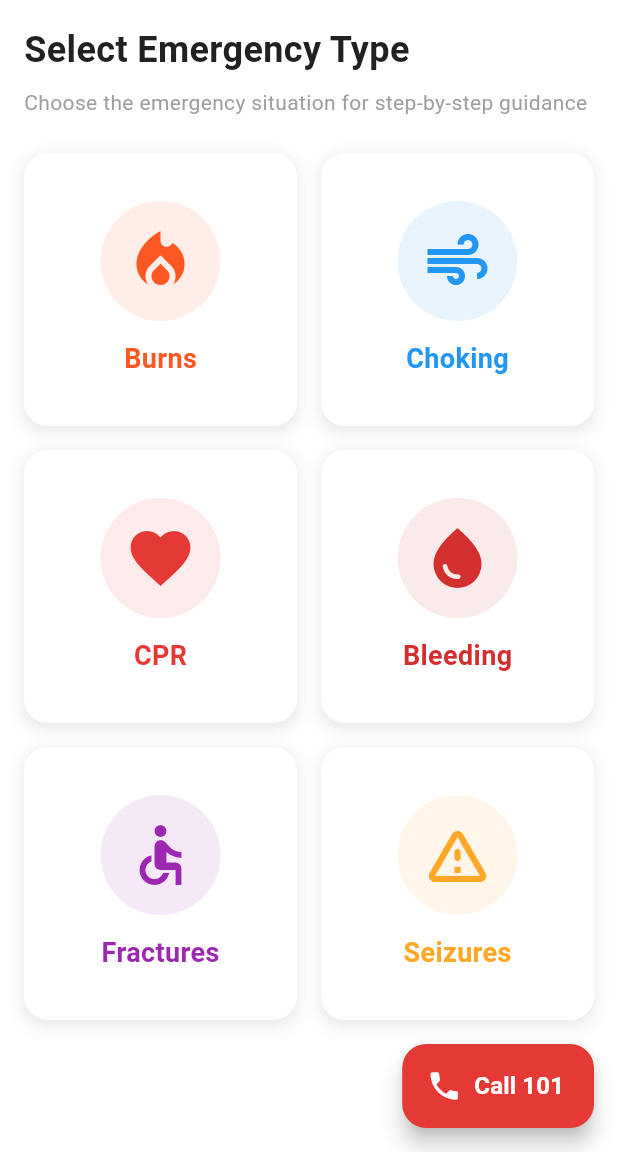
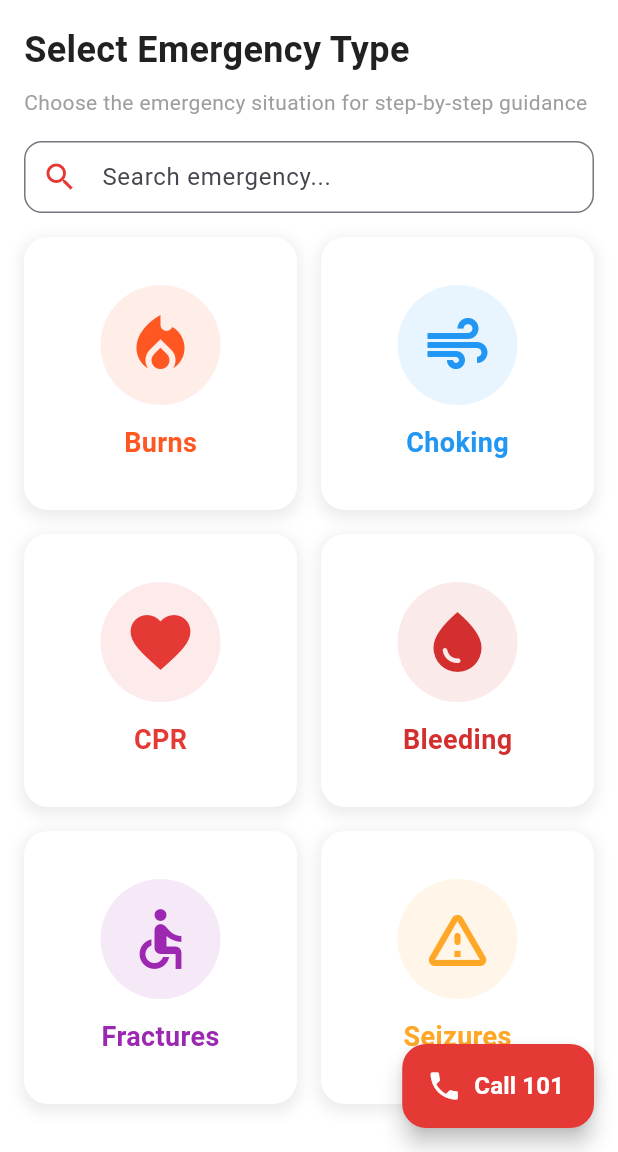
Before and after one commit to mohammadqu22/GurdianAngel, a Flutter app: the HomeScreen screen opened directly, on a phone screen of 412 x 824 dp, the part 84-1236 px from its top. Run offline on Flutter 3.47's test engine with Material 3 defaults, Android fonts, the phone set to English and light mode, and no system bars; our stand-ins replace shared_preferences; accounts and stored records are empty.

Commit message:
feat: add search functionality to home screen

```diff
--- a/lib/screens/home_screen.dart
+++ b/lib/screens/home_screen.dart
@@ -3,8 +3,42 @@ import '../models/emergency.dart';
 import 'emergency_detail_screen.dart';
 import 'settings_screen.dart';
 import 'package:url_launcher/url_launcher.dart';
-class HomeScreen extends StatelessWidget {
+
+class HomeScreen extends StatefulWidget {
   const HomeScreen({super.key});
+
+  @override
+  State<HomeScreen> createState() => _HomeScreenState();
+}
+
+class _HomeScreenState extends State<HomeScreen> {
+  final TextEditingController _searchController = TextEditingController();
+  String _searchQuery = '';
+
+  // All emergencies list
+  final List<Map<String, dynamic>> _allEmergencies = [
+    {'title': 'Burns', 'icon': Icons.local_fire_department, 'color': Color(0xFFFF5722)},
+    {'title': 'Choking', 'icon': Icons.air, 'color': Color(0xFF2196F3)},
+    {'title': 'CPR', 'icon': Icons.favorite, 'color': Color(0xFFE53935)},
+    {'title': 'Bleeding', 'icon': Icons.water_drop, 'color': Color(0xFFD32F2F)},
+    {'title': 'Fractures', 'icon': Icons.accessible, 'color': Color(0xFF9C27B0)},
+    {'title': 'Seizures', 'icon': Icons.warning_amber_rounded, 'color': Color(0xFFFFA726)},
+  ];
+
+  List<Map<String, dynamic>> get _filteredEmergencies {
+    if (_searchQuery.isEmpty) return _allEmergencies;
+    return _allEmergencies
+        .where((e) => (e['title'] as String)
+            .toLowerCase()
+            .contains(_searchQuery.toLowerCase()))
+        .toList();
+  }
+
+  @override
+  void dispose() {
+    _searchController.dispose();
+    super.dispose();
+  }
 
   @override
   Widget build(BuildContext context) {
@@ -23,7 +57,6 @@ class HomeScreen extends StatelessWidget {
         elevation: 2,
         centerTitle: true,
         actions: [
-    // Settings Icon Button
           IconButton(
             icon: const Icon(Icons.settings),
             onPressed: () {
@@ -60,52 +93,71 @@ class HomeScreen extends StatelessWidget {
                 color: Colors.grey,
               ),
             ),
-            const SizedBox(height: 24),
+            const SizedBox(height: 16),
 
-            // Emergency Category Grid
+            // Search Bar
+            TextField(
+              controller: _searchController,
+              onChanged: (value) {
+                setState(() {
+                  _searchQuery = value;
+                });
+              },
+              decoration: InputDecoration(
+                hintText: 'Search emergency...',
+                prefixIcon: const Icon(Icons.search, color: Color(0xFFE53935)),
+                suffixIcon: _searchQuery.isNotEmpty
+                    ? IconButton(
+                        icon: const Icon(Icons.clear, color: Colors.grey),
+                        onPressed: () {
+                          setState(() {
+                            _searchController.clear();
+                            _searchQuery = '';
+                          });
+                        },
+                      )
+                    : null,
+                border: OutlineInputBorder(
+                  borderRadius: BorderRadius.circular(12),
+                  borderSide: const BorderSide(color: Colors.grey),
+                ),
+                focusedBorder: OutlineInputBorder(
+                  borderRadius: BorderRadius.circular(12),
+                  borderSide: const BorderSide(color: Color(0xFFE53935), width: 2),
+                ),
+                contentPadding: const EdgeInsets.symmetric(vertical: 12),
+              ),
+            ),
+            const SizedBox(height: 16),
+
+            // Grid or "No results" message
             Expanded(
-              child: GridView.count(
-                crossAxisCount: 2, // 2 columns
+              child: _filteredEmergencies.isEmpty
+                  ? const Center(
+                      child: Column(
+                        mainAxisAlignment: MainAxisAlignment.center,
+                        children: [
+                          Icon(Icons.search_off, size: 64, color: Colors.grey),
+                          SizedBox(height: 12),
+                          Text(
+                            'No emergency found',
+                            style: TextStyle(fontSize: 18, color: Colors.grey),
+                          ),
+                        ],
+                      ),
+                    )
+                  : GridView.count(
+                      crossAxisCount: 2,
                       crossAxisSpacing: 16,
                       mainAxisSpacing: 16,
-                children: [
-                  _buildEmergencyCard(
+                      children: _filteredEmergencies
+                          .map((e) => _buildEmergencyCard(
                                 context,
-                    title: 'Burns',
-                    icon: Icons.local_fire_department,
-                    color: const Color(0xFFFF5722), // Orange-red
-                  ),
-                  _buildEmergencyCard(
-                    context,
-                    title: 'Choking',
-                    icon: Icons.air,
-                    color: const Color(0xFF2196F3), // Blue
-                  ),
-                  _buildEmergencyCard(
-                    context,
-                    title: 'CPR',
-                    icon: Icons.favorite,
-                    color: const Color(0xFFE53935), // Red
-                  ),
-                  _buildEmergencyCard(
-                    context,
-                    title: 'Bleeding',
-                    icon: Icons.water_drop,
-                    color: const Color(0xFFD32F2F), // Dark red
-                  ),
-                  _buildEmergencyCard(
-                    context,
-                    title: 'Fractures',
-                    icon: Icons.accessible,
-                    color: const Color(0xFF9C27B0), // Purple
-                  ),
-                  _buildEmergencyCard(
-                    context,
-                    title: 'Seizures',
-                    icon: Icons.warning_amber_rounded,
-                    color: const Color(0xFFFFA726), // Orange
-                  ),
-                ],
+                                title: e['title'] as String,
+                                icon: e['icon'] as IconData,
+                                color: e['color'] as Color,
+                              ))
+                          .toList(),
                     ),
             ),
           ],
@@ -141,7 +193,6 @@ class HomeScreen extends StatelessWidget {
     );
   }
 
-  // Emergency Card Widget
   Widget _buildEmergencyCard(
     BuildContext context, {
     required String title,
@@ -150,13 +201,10 @@ class HomeScreen extends StatelessWidget {
   }) {
     return GestureDetector(
       onTap: () {
-        // Find the emergency from sample data
         final emergencies = getSampleEmergencies();
         final emergency = emergencies.firstWhere(
           (e) => e.name == title,
         );
-
-          // Navigate to detail screen
         Navigator.push(
           context,
           MaterialPageRoute(
@@ -180,22 +228,15 @@ class HomeScreen extends StatelessWidget {
         child: Column(
           mainAxisAlignment: MainAxisAlignment.center,
           children: [
-            // Icon
             Container(
               padding: const EdgeInsets.all(16),
               decoration: BoxDecoration(
                 color: color.withOpacity(0.1),
                 shape: BoxShape.circle,
               ),
-              child: Icon(
-                icon,
-                size: 48,
-                color: color,
-              ),
+              child: Icon(icon, size: 48, color: color),
             ),
             const SizedBox(height: 12),
-
-            // Title
             Text(
               title,
               style: TextStyle(
```
Lines whose indentation alone changed are shown as unchanged.
